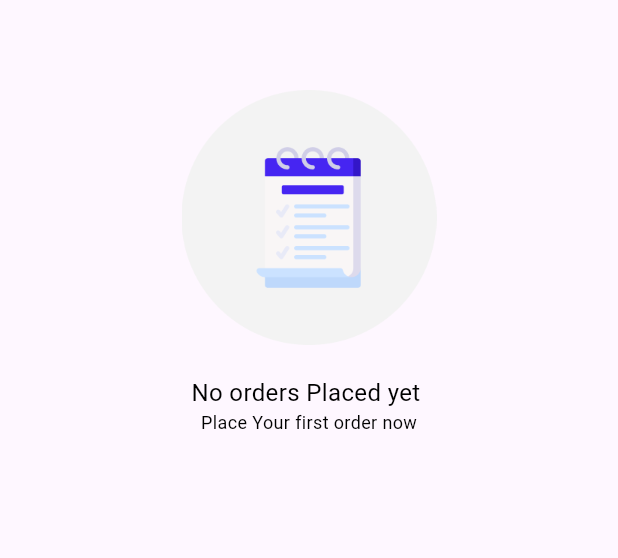
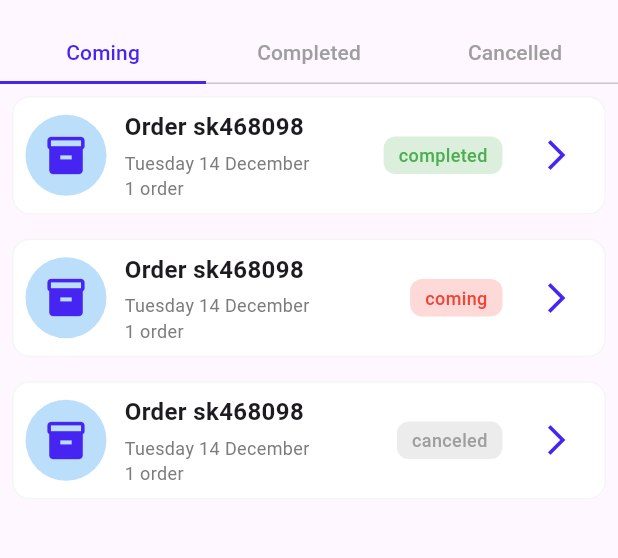
Before and after one commit to Kareemkhaled617/plus-plus, a Flutter app: the OrderHistoryScreen screen opened directly, on a phone screen of 412 x 824 dp, the part 84-642 px from its top. Run offline on Flutter 3.47's test engine with Material 3 defaults, Android fonts, the light colour scheme and no system bars; our stand-ins replace get, intl_phone_field, permission_handler, pin_code_fields.

Commit message:
Added Order details screen Added Order history screen Added Some Assets

```diff
--- a/lib/screen/history_screen/order_history_screen.dart
+++ /dev/null
@@ -1,25 +0,0 @@
-import 'package:flutter/material.dart';
-import 'package:plus/components/app_bar_back_button.dart';
-import 'package:plus/generated/assets.dart';
-import 'package:plus/screen/history_screen/widget/history_empty_body.dart';
-import 'package:plus/utils/app_fonts.dart';
-
-class OrderHistoryScreen extends StatelessWidget {
-  const OrderHistoryScreen({super.key});
-
-  @override
-  Widget build(BuildContext context) {
-    final List<String> orders = [];
-
-    return Scaffold(
-      appBar: AppBar(
-        title: Text(
-          "Order History",
-          style: AppFonts.heading3,
-        ),
-        leading: AppBarBackButton(),
-      ),
-      body: orders.isEmpty ? HistoryEmptyBody() : SizedBox(),
-    );
-  }
-}
--- /dev/null
+++ b/lib/screen/order_history_screen/order_history_screen.dart
@@ -0,0 +1,77 @@
+import 'package:flutter/material.dart';
+import 'package:get/get.dart';
+import 'package:plus/components/app_bar_back_button.dart';
+import 'package:plus/screen/order_history_screen/widget/history_empty_body.dart';
+import 'package:plus/screen/order_history_screen/widget/order_card.dart';
+import 'package:plus/screen/order_history_screen/widget/orders_list.dart';
+import 'package:plus/utils/app_colors.dart';
+import 'package:plus/utils/app_fonts.dart';
+import 'package:plus/utils/app_keys.dart';
+
+class OrderHistoryScreen extends StatefulWidget {
+  const OrderHistoryScreen({super.key});
+
+  @override
+  State<OrderHistoryScreen> createState() => _OrderHistoryScreenState();
+}
+
+class _OrderHistoryScreenState extends State<OrderHistoryScreen>
+    with SingleTickerProviderStateMixin {
+  late final TabController? tabController;
+
+  @override
+  void initState() {
+    tabController = TabController(length: 3, vsync: this);
+    super.initState();
+  }
+
+  final List<String> orders = ["Order1", "Order2", "Order3"];
+
+  @override
+  Widget build(BuildContext context) {
+    return Scaffold(
+      appBar: AppBar(
+        title: Text(
+          AppKeys.orderHistory.tr,
+          style: AppFonts.heading3,
+        ),
+        leading: AppBarBackButton(),
+      ),
+      body: orders.isEmpty
+          ? HistoryEmptyBody()
+          : Column(
+              children: [
+                SizedBox(
+                  height: 16,
+                ),
+                SizedBox(
+                  height: 40,
+                  child: TabBar(
+                    controller: tabController,
+                    labelStyle: TextStyle(color: AppColors.primary,fontWeight: FontWeight.w500),
+                    indicatorColor: AppColors.primary,
+                    indicatorSize: TabBarIndicatorSize.tab,
+                    unselectedLabelStyle: TextStyle(color: Colors.grey,fontWeight: FontWeight.w500),
+                    tabs: [
+                      Text(AppKeys.coming.tr),
+                      Text(AppKeys.completed.tr),
+                      Text(AppKeys.cancelled.tr),
+                    ],
+                  ),
+                ),
+                Expanded(
+                  child: TabBarView(
+                    controller: tabController,
+                    children: [
+
+                      Expanded(child: OrdersList()),
+                      Expanded(child: OrdersList()),
+                      Expanded(child: OrdersList()),
+                    ],
+                  ),
+                )
+              ],
+            ),
+    );
+  }
+}
--- /dev/null
+++ b/lib/screen/order_history_screen/widget/order_card.dart
@@ -0,0 +1,109 @@
+import 'package:flutter/material.dart';
+import 'package:plus/utils/app_colors.dart';
+import 'package:plus/utils/app_fonts.dart';
+
+class OrderCard extends StatelessWidget {
+  const OrderCard({super.key, this.order, this.status, this.onTap });
+
+  final Function()? onTap;
+  final dynamic order;
+  final OrderStatus? status;
+
+  @override
+  Widget build(BuildContext context) {
+    return InkWell(
+      onTap: onTap?? (){},
+      child: Container(
+        margin: EdgeInsets.all(8),
+        padding: EdgeInsets.all(8),
+        decoration: BoxDecoration(
+            color: Colors.white,
+            borderRadius: BorderRadius.circular(12),
+            border: Border.all(color: Colors.grey.withOpacity(.1))),
+        child: Row(
+          children: [
+            // Icon Container
+            Container(
+              padding: EdgeInsets.all(12),
+              decoration: BoxDecoration(
+                color: AppColors.blue.shade100,
+                borderRadius: BorderRadius.circular(50),
+              ),
+              child: Icon(Icons.inventory, color: AppColors.primary, size: 30),
+            ),
+            SizedBox(width: 12),
+
+            // Order Details
+            Expanded(
+              child: Column(
+                crossAxisAlignment: CrossAxisAlignment.start,
+                children: [
+                  Text(
+                    "Order sk468098",
+                    style: TextStyle(fontSize: 16, fontWeight: FontWeight.bold),
+                  ),
+                  SizedBox(height: 4),
+                  Text(
+                    "Tuesday 14 December",
+                    style: AppFonts.hintText.copyWith(fontSize: 12),
+                  ),
+                  Text(
+                    "1 order",
+                    style: AppFonts.hintText.copyWith(fontSize: 12),
+                  ),
+                ],
+              ),
+            ),
+
+            // Status and Arrow
+            Row(
+              children: [
+                Container(
+                  padding: EdgeInsets.symmetric(vertical: 4, horizontal: 10),
+                  decoration: BoxDecoration(
+                    color: statusColor.withOpacity(.2),
+                    borderRadius: BorderRadius.circular(8),
+                  ),
+                  child: Text(
+                    status?.name ?? "Coming",
+                    style: AppFonts.bodyText.copyWith(
+                        fontSize: 12,
+                        color: statusColor,
+                        fontWeight: FontWeight.w500),
+                  ),
+                ),
+                SizedBox(width: 12),
+                IconButton(
+                  onPressed: onTap ?? (){},
+                  icon: Icon(
+                    Icons.arrow_forward_ios,
+                    color: AppColors.primary,
+                  ),
+                ),
+              ],
+            ),
+          ],
+        ),
+      ),
+    );
+  }
+
+  get statusColor {
+    switch (status) {
+      case OrderStatus.coming:
+        return Colors.red;
+      case OrderStatus.completed:
+        return AppColors.green;
+      case OrderStatus.canceled:
+        return AppColors.grey;
+      default:
+        return Colors.black;
+    }
+  }
+}
+
+enum OrderStatus {
+  coming,
+  completed,
+  canceled,
+}
--- /dev/null
+++ b/lib/screen/order_history_screen/widget/orders_list.dart
@@ -0,0 +1,34 @@
+import 'package:flutter/material.dart';
+import 'package:plus/screen/order_details_screen/order_details_screen.dart';
+import 'package:plus/screen/order_history_screen/widget/order_card.dart';
+import 'package:plus/utils/common_widgets.dart';
+
+class OrdersList extends StatelessWidget {
+  const OrdersList({super.key});
+
+  @override
+  Widget build(BuildContext context) {
+    return ListView(
+      children: [
+        OrderCard(
+          status: OrderStatus.completed,
+          onTap: () {
+            CommonWidgets.navigateWithFade(const OrderDetailsScreen());
+          },
+        ),
+        OrderCard(
+          status: OrderStatus.coming,
+          onTap: () {
+            CommonWidgets.navigateWithFade(const OrderDetailsScreen());
+          },
+        ),
+        OrderCard(
+          status: OrderStatus.canceled,
+          onTap: () {
+            CommonWidgets.navigateWithFade(const OrderDetailsScreen());
+          },
+        ),
+      ],
+    );
+  }
+}
--- a/lib/screen/profile_screen/profile_screen.dart
+++ b/lib/screen/profile_screen/profile_screen.dart
@@ -1,6 +1,5 @@
 import 'package:flutter/material.dart';
 import 'package:get/get.dart';
-import 'package:plus/screen/history_screen/order_history_screen.dart';
 import 'package:plus/screen/home_screen/widgets/section_header.dart';
 import 'package:plus/screen/profile_screen/widget/profile_all_properties.dart';
 import 'package:plus/screen/profile_screen/widget/profile_total_activities_card.dart';
@@ -8,6 +7,7 @@ import 'package:plus/utils/app_keys.dart';
 import '../../generated/assets.dart';
 import '../../utils/app_fonts.dart';
 import '../favourite_screen/favourite_screen.dart';
+import '../order_history_screen/order_history_screen.dart';
 
 class ProfileScreen extends StatelessWidget {
   const ProfileScreen({super.key});
--- a/lib/utils/app_colors.dart
+++ b/lib/utils/app_colors.dart
@@ -20,4 +20,6 @@ class AppColors {
   static const categoryBackground = Color(0xFFF6F5FF);
   static const black = Colors.black;
   static const whiteSmoke = Color(0xffF3F3F3);
+  static const deepOrange = Color(0xffD0491F);
+  static const green   = Colors.green;
 }
--- a/lib/utils/app_keys.dart
+++ b/lib/utils/app_keys.dart
@@ -52,5 +52,29 @@ class AppKeys {
   static const noFavouriteProducts = "There are No Favourite Products";
   static const noOrdersPlaced = "No orders Placed yet ";
   static const placeYourFirstOrder = "Place Your first order now";
-
+  static const orderHistory = "Order History";
+  static const coming = "Coming";
+  static const completed = "Completed";
+  static const cancelled = "Cancelled";
+  static const viewMyRewards = "View my rewards";
+  static const youEarned = "You've earned";
+  static const points = "points";
+  static const redeem = "Redeem them on your faves to save extra on your next order.";
+  static const viewDetails = "View Details";
+  static const orderDetails = "Order Details";
+  static const paymentInfo = "Payment Info";
+  static const discountApplied = "Discount is Applied";
+  static const paymentMethod = "Payment Method";
+  static const subtotal = "Subtotal";
+  static const delivery = "Delivery";
+  static const total = "Total";
+  static const le = "L.E";
+  static const shippedFrom = "Shipped from";
+  static const deliveryExpected = "Delivery expected within";
+  static const hours = "hours";
+  static const received = "Received";
+  static const preparing = "Preparing";
+  static const shipped = "Shipped";
+  static const delivered = "Delivered";
+  static const cancelOrder = "Cancel Order";
 }
```
Also changed, not shown: lib/screen/order_details_screen/order_details_screen.dart (added, +58 -0 lines), lib/screen/order_details_screen/widget/general_info_section.dart (added, +59 -0 lines), lib/screen/order_details_screen/widget/order_tracking_section.dart (added, +126 -0 lines), lib/screen/order_details_screen/widget/payment_info_section.dart (added, +82 -0 lines), lib/screen/order_details_screen/widget/rewards_section.dart (added, +54 -0 lines), lib/screen/order_details_screen/widget/shipping_details_section.dart (added, +36 -0 lines), assets/icons/offers.png (added), assets/icons/visa.png (added), assets/images/earned_point.png (added), assets/images/order_tracking.png (added), lib/generated/assets.dart, lib/screen/order_history_screen/widget/history_empty_body.dart (renamed from lib/screen/history_screen/widget/history_empty_body.dart).
